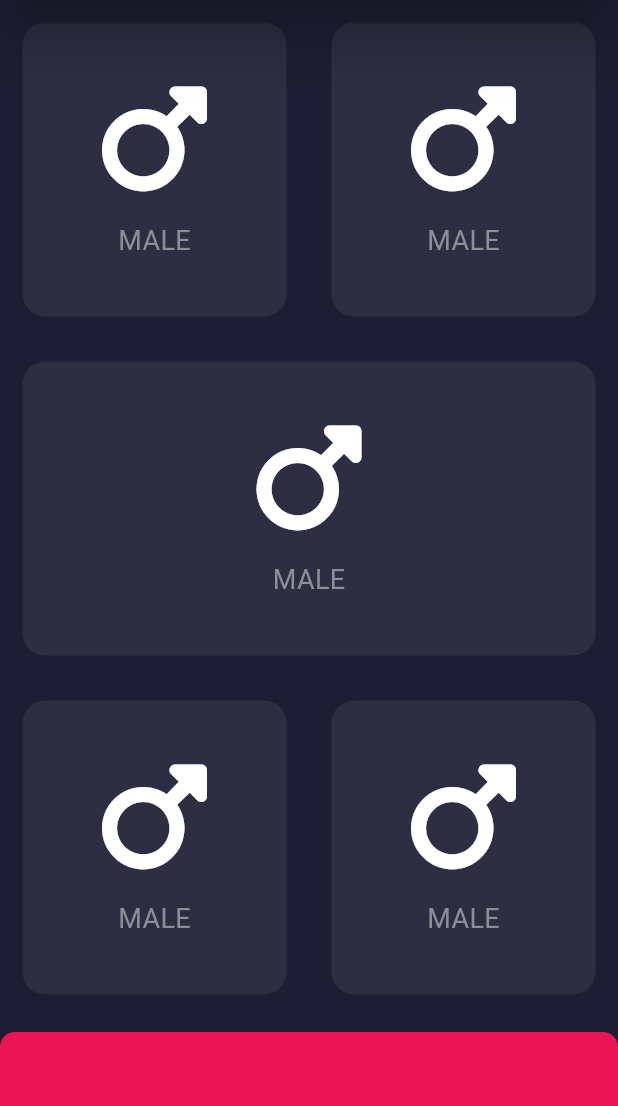
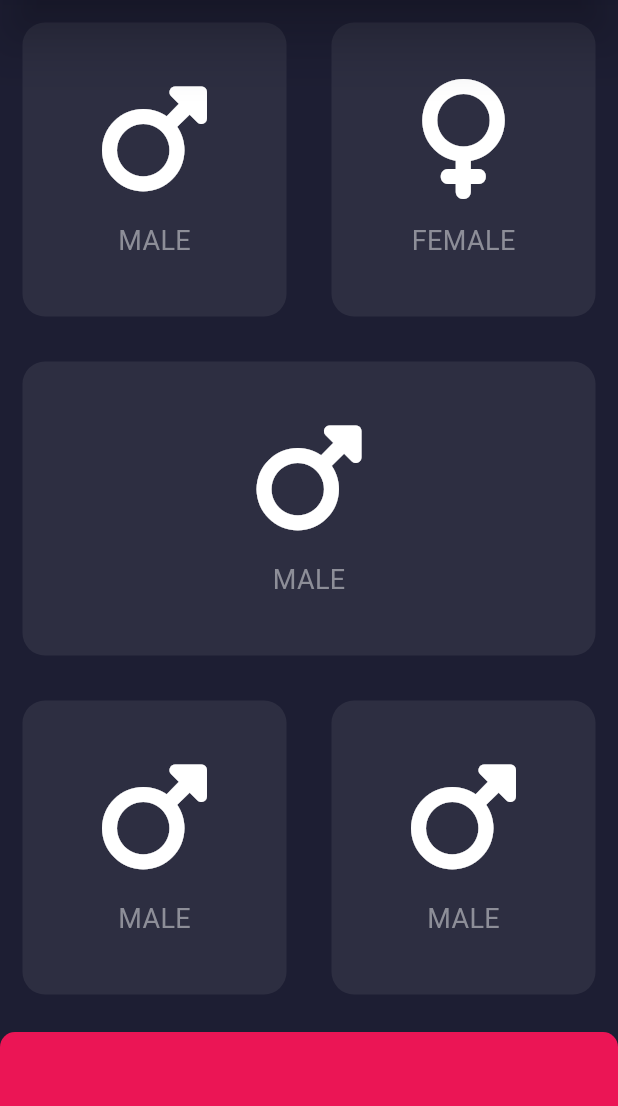
Before and after one commit to KASRA10/BMI-Calculator_V1, a Flutter app: the screen it shows after launch, on a phone screen of 412 x 824 dp, the part 84-1190 px from its top. Run offline on Flutter 3.47's test engine with Material 3 defaults, Android fonts, the phone set to English and light mode, and no system bars; our stand-ins replace font_awesome_flutter.

Commit message:
add const variables

```diff
--- a/lib/main.dart
+++ b/lib/main.dart
@@ -86,8 +86,8 @@
                       crossAxisAlignment: CrossAxisAlignment.center,
                       children: [
                         IconTextWidget(
-                          icon: FontAwesomeIcons.mars,
-                          label: 'MALE',
+                          icon: FontAwesomeIcons.venus,
+                          label: 'FEMALE',
                         ),
                       ],
                     ),
--- a/lib/src/button_container.dart
+++ b/lib/src/button_container.dart
@@ -1,4 +1,8 @@
 import 'package:flutter/material.dart';
+
+Radius marginDesignCirCular = Radius.circular(
+  10.0,
+);
 
 class ButtonContainer extends StatelessWidget {
   final double changeableHeight;
@@ -20,13 +24,9 @@ class ButtonContainer extends StatelessWidget {
       ),
       decoration: BoxDecoration(
         color: changeableColor,
-        borderRadius: const BorderRadius.only(
-          topLeft: Radius.circular(
-            10.0,
-          ),
-          topRight: Radius.circular(
-            10.0,
-          ),
+        borderRadius: BorderRadius.only(
+          topLeft: marginDesignCirCular,
+          topRight: marginDesignCirCular,
         ),
       ),
     );
--- a/lib/src/icon_text_widget.dart
+++ b/lib/src/icon_text_widget.dart
@@ -5,6 +5,10 @@ const textColors = Color(
 );
 const iconColors = Color(
   0xFFFFFFFF,
+);
+const myTextStyle = TextStyle(
+  fontSize: 18.0,
+  color: textColors,
 );
 
 class IconTextWidget extends StatelessWidget {
@@ -34,10 +38,7 @@ class IconTextWidget extends StatelessWidget {
         ),
         Text(
           label,
-          style: TextStyle(
-            fontSize: 18.0,
-            color: textColors,
-          ),
+          style: myTextStyle,
         ),
       ],
     );
--- a/lib/src/reusable_card.dart
+++ b/lib/src/reusable_card.dart
@@ -1,4 +1,12 @@
 import 'package:flutter/material.dart';
+
+const marginDesign = EdgeInsets.all(
+  15.0,
+);
+
+BorderRadius marginDesignCirCular = BorderRadius.circular(
+  15.0,
+);
 
 class ReusableCard extends StatelessWidget {
   final Color changeableColor;
@@ -13,14 +21,10 @@ class ReusableCard extends StatelessWidget {
   @override
   Widget build(BuildContext context) {
     return Container(
-      margin: const EdgeInsets.all(
-        15.0,
-      ),
+      margin: marginDesign,
       decoration: BoxDecoration(
         color: changeableColor,
-        borderRadius: BorderRadius.circular(
-          15.0,
-        ),
+        borderRadius: marginDesignCirCular,
       ),
       child: cardChild,
     );
```
